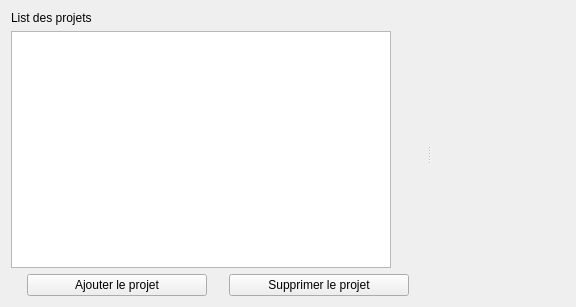
Old version of the form src/gui/widgets/contributorieswidget.ui in the repository FACT-Team/FactDev; both pictures show x 0 to 576 and y 0 to 307 of the 936 by 307 pixel window.
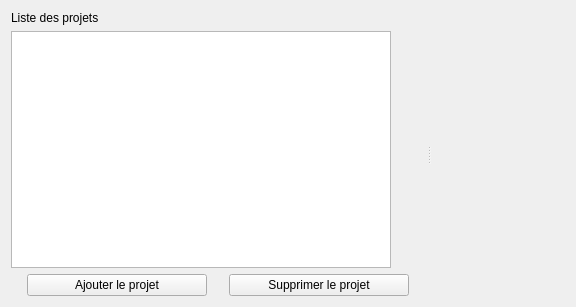
New version of the form. Icons and pictures are not drawn.

```diff
--- a/src/gui/widgets/contributorieswidget.ui
+++ b/src/gui/widgets/contributorieswidget.ui
@@ -111,7 +111,7 @@
        <item row="0" column="0" colspan="2">
         <widget class="QLabel" name="lbProjects">
          <property name="text">
-          <string>List des projets</string>
+          <string>Liste des projets</string>
          </property>
         </widget>
        </item>
```
